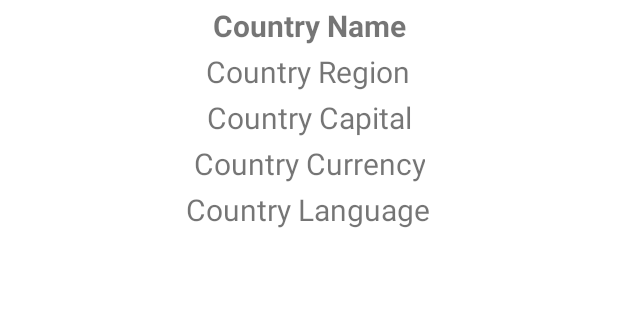
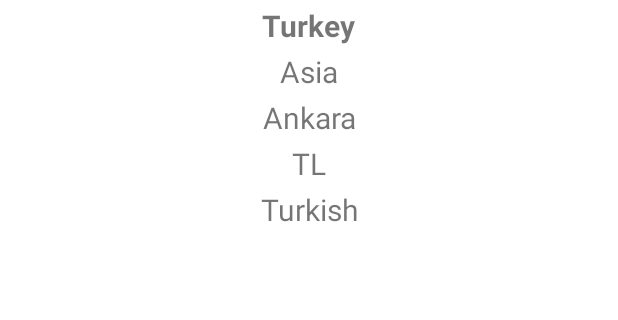
Before and after one commit to oguzhandroid/Kotlin-MVVM-Navigation-Retrofit-RxJava-Coroutines-Hilt-Room, an Android app: the CountryDetailFragment screen opened through its navigation route, on a phone screen of 412 x 824 dp, the part 384-704 px from its top. Run offline under Robolectric (Android 15) with nearby library versions, the phone set to English and light mode, and no system bars; our stand-ins replace data binding, navigation-ui.

```diff
--- a/app/src/main/java/com/hextechgreen/countrieswithdescription/adapter/CountryAdapter.kt
+++ b/app/src/main/java/com/hextechgreen/countrieswithdescription/adapter/CountryAdapter.kt
@@ -5,9 +5,11 @@ import android.view.TextureView
 import android.view.View
 import android.view.ViewGroup
 import android.widget.TextView
+import androidx.navigation.Navigation
 import androidx.recyclerview.widget.RecyclerView
 import com.hextechgreen.countrieswithdescription.R
 import com.hextechgreen.countrieswithdescription.model.Country
+import com.hextechgreen.countrieswithdescription.view.CountryListFragmentDirections
 
 class CountryAdapter(val countryList: ArrayList<Country>) :
     RecyclerView.Adapter<CountryAdapter.CountryViewHolder>() {
@@ -29,6 +31,12 @@ class CountryAdapter(val countryList: ArrayList<Country>) :
             countryList[position].countryName
         holder.view.findViewById<TextView>(R.id.countryRegion).text =
             countryList[position].countryRegion
+
+
+        holder.view.setOnClickListener {
+            val action = CountryListFragmentDirections.actionCountryListFragmentToCountryDetailFragment(position)
+            Navigation.findNavController(it).navigate(action)
+        }
     }
 
     fun updateCountryList(newCountryList: List<Country>) {
--- a/app/src/main/java/com/hextechgreen/countrieswithdescription/view/CountryDetailFragment.kt
+++ b/app/src/main/java/com/hextechgreen/countrieswithdescription/view/CountryDetailFragment.kt
@@ -5,12 +5,17 @@ import androidx.fragment.app.Fragment
 import android.view.LayoutInflater
 import android.view.View
 import android.view.ViewGroup
+import android.widget.TextView
 import android.widget.Toast
+import androidx.lifecycle.Observer
+import androidx.lifecycle.ViewModelProviders
 import com.hextechgreen.countrieswithdescription.R
-
+import com.hextechgreen.countrieswithdescription.viewmodel.CountryDetailViewModel
 
 
 class CountryDetailFragment : Fragment() {
+
+    private lateinit var viewModel: CountryDetailViewModel
 
 
 
@@ -31,6 +36,11 @@ class CountryDetailFragment : Fragment() {
     override fun onViewCreated(view: View, savedInstanceState: Bundle?) {
         super.onViewCreated(view, savedInstanceState)
 
+        viewModel = ViewModelProviders.of(this).get(CountryDetailViewModel::class.java)
+        viewModel.getDataFromRoom()
+
+        observe()
+
         arguments?.let {
 
            var uuid = CountryDetailFragmentArgs.fromBundle(
@@ -40,5 +50,15 @@ class CountryDetailFragment : Fragment() {
         }
     }
 
+    fun observe() {
+        viewModel.countryLiveData.observe(viewLifecycleOwner, Observer {
+            view?.findViewById<TextView>(R.id.CDNameTv)?.text = it.countryName
+            view?.findViewById<TextView>(R.id.CDCapitalTv)?.text = it.countryCapital
+            view?.findViewById<TextView>(R.id.CDRegionTv)?.text = it.countryRegion
+            view?.findViewById<TextView>(R.id.CDCurrencyTv)?.text = it.countryCurrency
+            view?.findViewById<TextView>(R.id.CDLanguageTv)?.text = it.countryLanguage
+        })
+    }
+
 
 }
--- /dev/null
+++ b/app/src/main/java/com/hextechgreen/countrieswithdescription/viewmodel/CountryDetailViewModel.kt
@@ -0,0 +1,15 @@
+package com.hextechgreen.countrieswithdescription.viewmodel
+
+import androidx.lifecycle.MutableLiveData
+import androidx.lifecycle.ViewModel
+import com.hextechgreen.countrieswithdescription.model.Country
+
+class CountryDetailViewModel : ViewModel() {
+
+    val countryLiveData = MutableLiveData<Country>()
+
+    fun getDataFromRoom() {
+        val country = Country("Turkey","Asia","Ankara","TL","Turkish","www.ss.com")
+        countryLiveData.value = country
+    }
+}
```
